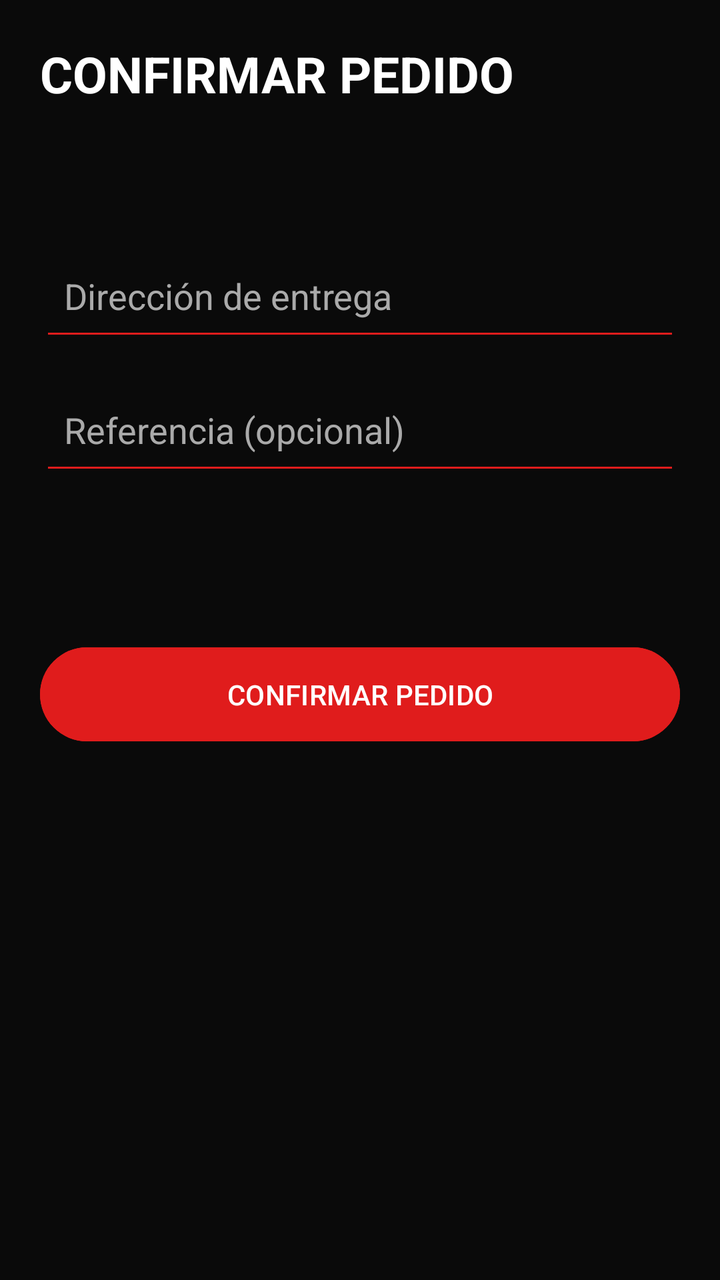
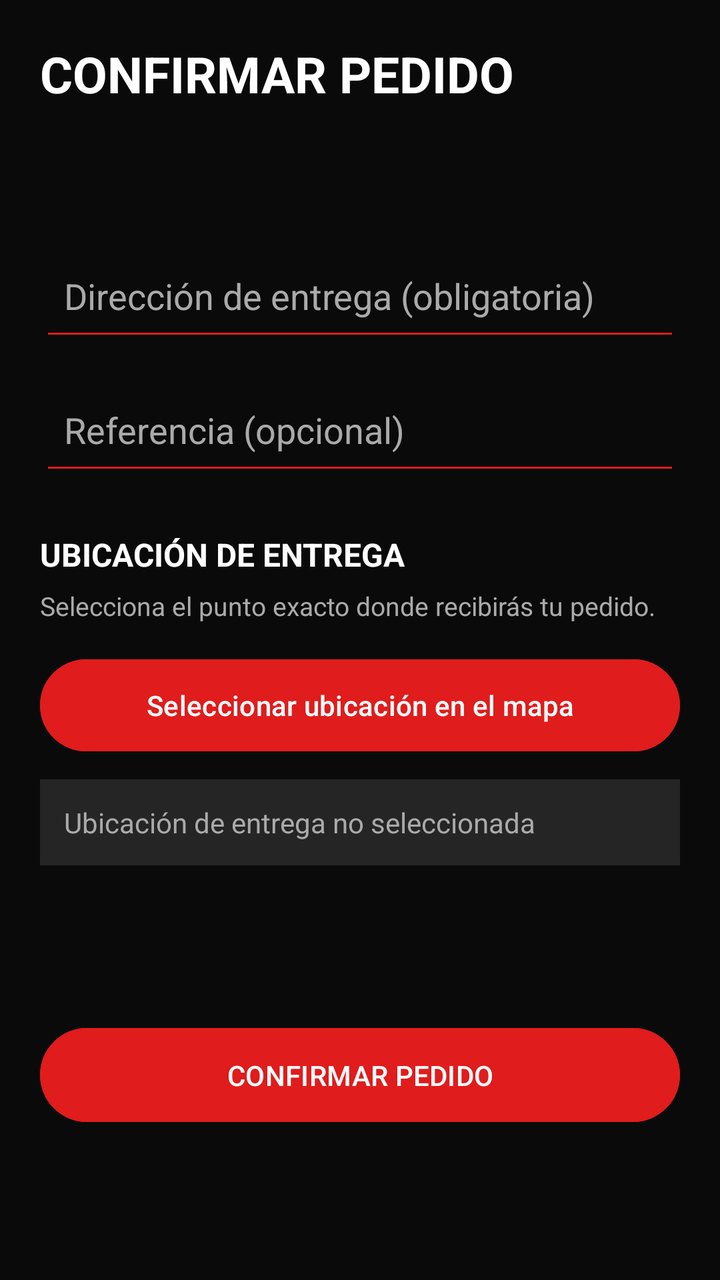

Before-and-after screenshots of an Android layout around one commit, followed by the original layout XML and the change that was made.
<!-- AndroidManifest.xml: application theme Theme.GyselMode -->
<!-- res/layout/activity_checkout.xml -->
<?xml version="1.0" encoding="utf-8"?>
<androidx.constraintlayout.widget.ConstraintLayout
    xmlns:android="http://schemas.android.com/apk/res/android"
    xmlns:app="http://schemas.android.com/apk/res-auto"
    android:layout_width="match_parent"
    android:layout_height="match_parent"
    android:background="@color/gysel_black"
    android:padding="20dp">

    <TextView
        android:id="@+id/txtCheckoutTitulo"
        android:layout_width="0dp"
        android:layout_height="wrap_content"
        android:text="CONFIRMAR PEDIDO"
        android:textColor="@color/gysel_white"
        android:textSize="25sp"
        android:textStyle="bold"
        app:layout_constraintTop_toTopOf="parent"
        app:layout_constraintStart_toStartOf="parent"
        app:layout_constraintEnd_toEndOf="parent" />

    <TextView
        android:id="@+id/txtCheckoutResumen"
        android:layout_width="0dp"
        android:layout_height="wrap_content"
        android:layout_marginTop="20dp"
        android:textColor="@color/gysel_white"
        android:textSize="17sp"
        app:layout_constraintTop_toBottomOf="@id/txtCheckoutTitulo"
        app:layout_constraintStart_toStartOf="parent"
        app:layout_constraintEnd_toEndOf="parent" />

    <EditText
        android:id="@+id/edtDireccionEntrega"
        android:layout_width="0dp"
        android:layout_height="wrap_content"
        android:layout_marginTop="24dp"
        android:hint="Dirección de entrega"
        android:inputType="textPostalAddress"
        android:minHeight="55dp"
        android:padding="12dp"
        android:backgroundTint="@color/gysel_red"
        android:textColor="@color/gysel_white"
        android:textColorHint="@color/gysel_light_gray"
        app:layout_constraintTop_toBottomOf="@id/txtCheckoutResumen"
        app:layout_constraintStart_toStartOf="parent"
        app:layout_constraintEnd_toEndOf="parent" />

    <EditText
        android:id="@+id/edtReferenciaEntrega"
        android:layout_width="0dp"
        android:layout_height="wrap_content"
        android:layout_marginTop="12dp"
        android:hint="Referencia (opcional)"
        android:inputType="textCapSentences"
        android:minHeight="55dp"
        android:padding="12dp"
        android:backgroundTint="@color/gysel_red"
        android:textColor="@color/gysel_white"
        android:textColorHint="@color/gysel_light_gray"
        app:layout_constraintTop_toBottomOf="@id/edtDireccionEntrega"
        app:layout_constraintStart_toStartOf="parent"
        app:layout_constraintEnd_toEndOf="parent" />

    <TextView
        android:id="@+id/txtCheckoutTotal"
        android:layout_width="0dp"
        android:layout_height="wrap_content"
        android:layout_marginTop="24dp"
        android:gravity="end"
        android:textColor="@color/gysel_red"
        android:textSize="22sp"
        android:textStyle="bold"
        app:layout_constraintTop_toBottomOf="@id/edtReferenciaEntrega"
        app:layout_constraintStart_toStartOf="parent"
        app:layout_constraintEnd_toEndOf="parent" />

    <Button
        android:id="@+id/btnConfirmarPedido"
        android:layout_width="0dp"
        android:layout_height="55dp"
        android:layout_marginTop="24dp"
        android:backgroundTint="@color/gysel_red"
        android:text="CONFIRMAR PEDIDO"
        android:textColor="@color/gysel_white"
        app:layout_constraintTop_toBottomOf="@id/txtCheckoutTotal"
        app:layout_constraintStart_toStartOf="parent"
        app:layout_constraintEnd_toEndOf="parent" />

    <ProgressBar
        android:id="@+id/progressCheckout"
        android:layout_width="wrap_content"
        android:layout_height="wrap_content"
        android:visibility="gone"
        app:layout_constraintTop_toBottomOf="@id/btnConfirmarPedido"
        app:layout_constraintStart_toStartOf="parent"
        app:layout_constraintEnd_toEndOf="parent" />

</androidx.constraintlayout.widget.ConstraintLayout>
<!-- resources referenced by this layout -->
<resources>
  <color name="gysel_black">#0A0A0A</color>
  <color name="gysel_light_gray">#AAAAAA</color>
  <color name="gysel_red">#E01C1C</color>
  <color name="gysel_white">#FFFFFF</color>
  <style name="Theme.GyselMode" parent="Base.Theme.GyselMode" />
  <style name="Base.Theme.GyselMode" parent="Theme.Material3.DayNight.NoActionBar">
          
          
      </style>
</resources>

<!-- the commit's change to res/layout/activity_checkout.xml (unified diff, before → after) -->
@@ -4,96 +4,145 @@
     xmlns:app="http://schemas.android.com/apk/res-auto"
     android:layout_width="match_parent"
     android:layout_height="match_parent"
-    android:background="@color/gysel_black"
-    android:padding="20dp">
+    android:background="@color/gysel_black">
 
-    <TextView
-        android:id="@+id/txtCheckoutTitulo"
+    
+    <ScrollView
         android:layout_width="0dp"
-        android:layout_height="wrap_content"
-        android:text="CONFIRMAR PEDIDO"
-        android:textColor="@color/gysel_white"
-        android:textSize="25sp"
-        android:textStyle="bold"
+        android:layout_height="0dp"
+        android:fillViewport="true"
+        android:clipToPadding="false"
         app:layout_constraintTop_toTopOf="parent"
+        app:layout_constraintBottom_toBottomOf="parent"
         app:layout_constraintStart_toStartOf="parent"
-        app:layout_constraintEnd_toEndOf="parent" />
+        app:layout_constraintEnd_toEndOf="parent">
 
-    <TextView
-        android:id="@+id/txtCheckoutResumen"
-        android:layout_width="0dp"
-        android:layout_height="wrap_content"
-        android:layout_marginTop="20dp"
-        android:textColor="@color/gysel_white"
-        android:textSize="17sp"
-        app:layout_constraintTop_toBottomOf="@id/txtCheckoutTitulo"
-        app:layout_constraintStart_toStartOf="parent"
-        app:layout_constraintEnd_toEndOf="parent" />
+        <LinearLayout
+            android:layout_width="match_parent"
+            android:layout_height="wrap_content"
+            android:orientation="vertical"
+            android:padding="20dp">
 
-    <EditText
-        android:id="@+id/edtDireccionEntrega"
-        android:layout_width="0dp"
-        android:layout_height="wrap_content"
-        android:layout_marginTop="24dp"
-        android:hint="Dirección de entrega"
-        android:inputType="textPostalAddress"
-        android:minHeight="55dp"
-        android:padding="12dp"
-        android:backgroundTint="@color/gysel_red"
-        android:textColor="@color/gysel_white"
-        android:textColorHint="@color/gysel_light_gray"
-        app:layout_constraintTop_toBottomOf="@id/txtCheckoutResumen"
-        app:layout_constraintStart_toStartOf="parent"
-        app:layout_constraintEnd_toEndOf="parent" />
+            
+            <TextView
+                android:id="@+id/txtCheckoutTitulo"
+                android:layout_width="match_parent"
+                android:layout_height="wrap_content"
+                android:text="CONFIRMAR PEDIDO"
+                android:textColor="@color/gysel_white"
+                android:textSize="25sp"
+                android:textStyle="bold" />
 
-    <EditText
-        android:id="@+id/edtReferenciaEntrega"
-        android:layout_width="0dp"
-        android:layout_height="wrap_content"
-        android:layout_marginTop="12dp"
-        android:hint="Referencia (opcional)"
-        android:inputType="textCapSentences"
-        android:minHeight="55dp"
-        android:padding="12dp"
-        android:backgroundTint="@color/gysel_red"
-        android:textColor="@color/gysel_white"
-        android:textColorHint="@color/gysel_light_gray"
-        app:layout_constraintTop_toBottomOf="@id/edtDireccionEntrega"
-        app:layout_constraintStart_toStartOf="parent"
-        app:layout_constraintEnd_toEndOf="parent" />
+            
+            <TextView
+                android:id="@+id/txtCheckoutResumen"
+                android:layout_width="match_parent"
+                android:layout_height="wrap_content"
+                android:layout_marginTop="20dp"
+                android:textColor="@color/gysel_white"
+                android:textSize="17sp" />
 
-    <TextView
-        android:id="@+id/txtCheckoutTotal"
-        android:layout_width="0dp"
-        android:layout_height="wrap_content"
-        android:layout_marginTop="24dp"
-        android:gravity="end"
-        android:textColor="@color/gysel_red"
-        android:textSize="22sp"
-        android:textStyle="bold"
-        app:layout_constraintTop_toBottomOf="@id/edtReferenciaEntrega"
-        app:layout_constraintStart_toStartOf="parent"
-        app:layout_constraintEnd_toEndOf="parent" />
+            
+            <EditText
+                android:id="@+id/edtDireccionEntrega"
+                android:layout_width="match_parent"
+                android:layout_height="wrap_content"
+                android:layout_marginTop="24dp"
+                android:hint="Dirección de entrega (obligatoria)"
+                android:inputType="textPostalAddress"
+                android:minHeight="55dp"
+                android:padding="12dp"
+                android:backgroundTint="@color/gysel_red"
+                android:textColor="@color/gysel_white"
+                android:textColorHint="@color/gysel_light_gray" />
 
-    <Button
-        android:id="@+id/btnConfirmarPedido"
-        android:layout_width="0dp"
-        android:layout_height="55dp"
-        android:layout_marginTop="24dp"
-        android:backgroundTint="@color/gysel_red"
-        android:text="CONFIRMAR PEDIDO"
-        android:textColor="@color/gysel_white"
-        app:layout_constraintTop_toBottomOf="@id/txtCheckoutTotal"
-        app:layout_constraintStart_toStartOf="parent"
-        app:layout_constraintEnd_toEndOf="parent" />
+            
+            <EditText
+                android:id="@+id/edtReferenciaEntrega"
+                android:layout_width="match_parent"
+                android:layout_height="wrap_content"
+                android:layout_marginTop="12dp"
+                android:hint="Referencia (opcional)"
+                android:inputType="textCapSentences"
+                android:minHeight="55dp"
+                android:padding="12dp"
+                android:backgroundTint="@color/gysel_red"
+                android:textColor="@color/gysel_white"
+                android:textColorHint="@color/gysel_light_gray" />
 
-    <ProgressBar
-        android:id="@+id/progressCheckout"
-        android:layout_width="wrap_content"
-        android:layout_height="wrap_content"
-        android:visibility="gone"
-        app:layout_constraintTop_toBottomOf="@id/btnConfirmarPedido"
-        app:layout_constraintStart_toStartOf="parent"
-        app:layout_constraintEnd_toEndOf="parent" />
+            
+            <TextView
+                android:layout_width="match_parent"
+                android:layout_height="wrap_content"
+                android:layout_marginTop="24dp"
+                android:text="UBICACIÓN DE ENTREGA"
+                android:textColor="@color/gysel_white"
+                android:textStyle="bold"
+                android:textSize="16sp" />
+
+            <TextView
+                android:layout_width="match_parent"
+                android:layout_height="wrap_content"
+                android:layout_marginTop="6dp"
+                android:text="Selecciona el punto exacto donde recibirás tu pedido."
+                android:textColor="@color/gysel_light_gray"
+                android:textSize="13sp" />
+
+            
+            <Button
+                android:id="@+id/btnSeleccionarMapa"
+                android:layout_width="match_parent"
+                android:layout_height="54dp"
+                android:layout_marginTop="14dp"
+                android:text="Seleccionar ubicación en el mapa"
+                android:textAllCaps="false"
+                android:textColor="@color/gysel_white"
+                android:backgroundTint="@color/gysel_red" />
+
+            
+            <TextView
+                android:id="@+id/txtUbicacionMapa"
+                android:layout_width="match_parent"
+                android:layout_height="wrap_content"
+                android:layout_marginTop="10dp"
+                android:padding="12dp"
+                android:background="#252525"
+                android:text="Ubicación de entrega no seleccionada"
+                android:textColor="@color/gysel_light_gray"
+                android:textSize="14sp" />
+
+            
+            <TextView
+                android:id="@+id/txtCheckoutTotal"
+                android:layout_width="match_parent"
+                android:layout_height="wrap_content"
+                android:layout_marginTop="24dp"
+                android:gravity="end"
+                android:textColor="@color/gysel_red"
+                android:textSize="22sp"
+                android:textStyle="bold" />
+
+            
+            <Button
+                android:id="@+id/btnConfirmarPedido"
+                android:layout_width="match_parent"
+                android:layout_height="55dp"
+                android:layout_marginTop="24dp"
+                android:backgroundTint="@color/gysel_red"
+                android:text="CONFIRMAR PEDIDO"
+                android:textColor="@color/gysel_white" />
+
+            
+            <ProgressBar
+                android:id="@+id/progressCheckout"
+                android:layout_width="wrap_content"
+                android:layout_height="wrap_content"
+                android:layout_gravity="center_horizontal"
+                android:layout_marginTop="16dp"
+                android:visibility="gone" />
+
+        </LinearLayout>
+
+    </ScrollView>
 
 </androidx.constraintlayout.widget.ConstraintLayout>
